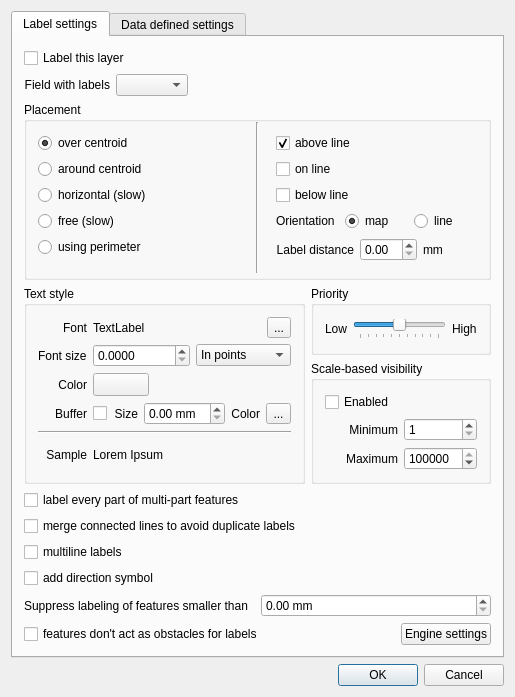
First picture: the form in qgis/src/ui/qgslabelingguibase.ui, repository sourcepole/qgis, before the edit.
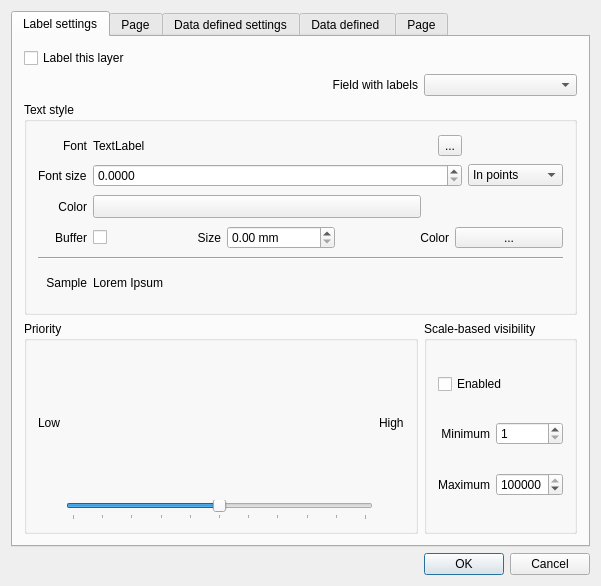
Second picture: the form after the edit. Icons and pictures are not drawn. Custom widgets are drawn as their Qt base class.

Commit message: In progress update of label dialog

The edit to the form file:
```diff
--- a/qgis/src/ui/qgslabelingguibase.ui
+++ b/qgis/src/ui/qgslabelingguibase.ui
@@ -6,8 +6,8 @@
    <rect>
     <x>0</x>
     <y>0</y>
-    <width>515</width>
-    <height>692</height>
+    <width>601</width>
+    <height>586</height>
    </rect>
   </property>
   <property name="windowTitle">
@@ -17,7 +17,17 @@
    <iconset>
     <normaloff>../../../../.designer/backup</normaloff>../../../../.designer/backup</iconset>
   </property>
-  <layout class="QGridLayout" name="gridLayout_13">
+  <layout class="QGridLayout" name="gridLayout">
+   <item row="1" column="0">
+    <widget class="QDialogButtonBox" name="buttonBox">
+     <property name="orientation">
+      <enum>Qt::Horizontal</enum>
+     </property>
+     <property name="standardButtons">
+      <set>QDialogButtonBox::Cancel|QDialogButtonBox::Ok</set>
+     </property>
+    </widget>
+   </item>
    <item row="0" column="0">
     <widget class="QTabWidget" name="mTabWidget">
      <property name="currentIndex">
@@ -27,7 +37,7 @@
       <attribute name="title">
        <string>Label settings</string>
       </attribute>
-      <layout class="QGridLayout" name="gridLayout_6">
+      <layout class="QGridLayout" name="gridLayout_2">
        <item row="0" column="0">
         <widget class="QCheckBox" name="chkEnableLabeling">
          <property name="text">
@@ -36,36 +46,377 @@
         </widget>
        </item>
        <item row="1" column="0">
-        <layout class="QHBoxLayout" name="horizontalLayout_11">
-         <item>
-          <widget class="QLabel" name="label_20">
-           <property name="text">
-            <string>Field with labels</string>
-           </property>
-           <property name="alignment">
-            <set>Qt::AlignRight|Qt::AlignTrailing|Qt::AlignVCenter</set>
-           </property>
-          </widget>
-         </item>
-         <item>
-          <widget class="QComboBox" name="cboFieldName"/>
-         </item>
-         <item>
-          <spacer name="horizontalSpacer_5">
-           <property name="orientation">
-            <enum>Qt::Horizontal</enum>
-           </property>
-           <property name="sizeHint" stdset="0">
-            <size>
-             <width>40</width>
-             <height>20</height>
-            </size>
-           </property>
-          </spacer>
-         </item>
-        </layout>
+        <widget class="QLabel" name="label_20">
+         <property name="text">
+          <string>Field with labels</string>
+         </property>
+         <property name="alignment">
+          <set>Qt::AlignRight|Qt::AlignTrailing|Qt::AlignVCenter</set>
+         </property>
+        </widget>
        </item>
-       <item row="2" column="0">
+       <item row="1" column="1">
+        <widget class="QComboBox" name="cboFieldName"/>
+       </item>
+       <item row="2" column="0" colspan="2">
+        <widget class="QGroupBox" name="groupBox_6">
+         <property name="title">
+          <string>Text style</string>
+         </property>
+         <layout class="QGridLayout" name="gridLayout_6">
+          <item row="0" column="0">
+           <widget class="QLabel" name="label_28">
+            <property name="sizePolicy">
+             <sizepolicy hsizetype="Preferred" vsizetype="Preferred">
+              <horstretch>0</horstretch>
+              <verstretch>0</verstretch>
+             </sizepolicy>
+            </property>
+            <property name="text">
+             <string>Font</string>
+            </property>
+            <property name="alignment">
+             <set>Qt::AlignRight|Qt::AlignTrailing|Qt::AlignVCenter</set>
+            </property>
+           </widget>
+          </item>
+          <item row="0" column="1">
+           <widget class="QLabel" name="lblFontName">
+            <property name="sizePolicy">
+             <sizepolicy hsizetype="Expanding" vsizetype="Preferred">
+              <horstretch>1</horstretch>
+              <verstretch>0</verstretch>
+             </sizepolicy>
+            </property>
+            <property name="text">
+             <string>TextLabel</string>
+            </property>
+           </widget>
+          </item>
+          <item row="0" column="2">
+           <spacer name="horizontalSpacer_6">
+            <property name="orientation">
+             <enum>Qt::Horizontal</enum>
+            </property>
+            <property name="sizeHint" stdset="0">
+             <size>
+              <width>40</width>
+              <height>20</height>
+             </size>
+            </property>
+           </spacer>
+          </item>
+          <item row="0" column="3">
+           <widget class="QToolButton" name="btnChangeFont">
+            <property name="text">
+             <string>...</string>
+            </property>
+           </widget>
+          </item>
+          <item row="1" column="0">
+           <widget class="QLabel" name="mFontSizeLabel">
+            <property name="text">
+             <string>Font size</string>
+            </property>
+           </widget>
+          </item>
+          <item row="1" column="1" colspan="3">
+           <widget class="QDoubleSpinBox" name="mFontSizeSpinBox">
+            <property name="decimals">
+             <number>4</number>
+            </property>
+            <property name="maximum">
+             <double>999999999.000000000000000</double>
+            </property>
+           </widget>
+          </item>
+          <item row="1" column="4">
+           <widget class="QComboBox" name="mFontSizeUnitComboBox">
+            <item>
+             <property name="text">
+              <string>In points</string>
+             </property>
+            </item>
+            <item>
+             <property name="text">
+              <string>In map units</string>
+             </property>
+            </item>
+           </widget>
+          </item>
+          <item row="2" column="0">
+           <widget class="QLabel" name="label_29">
+            <property name="sizePolicy">
+             <sizepolicy hsizetype="Preferred" vsizetype="Preferred">
+              <horstretch>0</horstretch>
+              <verstretch>0</verstretch>
+             </sizepolicy>
+            </property>
+            <property name="text">
+             <string>Color</string>
+            </property>
+            <property name="alignment">
+             <set>Qt::AlignRight|Qt::AlignTrailing|Qt::AlignVCenter</set>
+            </property>
+           </widget>
+          </item>
+          <item row="2" column="1" colspan="4">
+           <layout class="QHBoxLayout" name="horizontalLayout_16">
+            <item>
+             <widget class="QgsColorButton" name="btnTextColor">
+              <property name="sizePolicy">
+               <sizepolicy hsizetype="Preferred" vsizetype="Fixed">
+                <horstretch>0</horstretch>
+                <verstretch>0</verstretch>
+               </sizepolicy>
+              </property>
+              <property name="text">
+               <string/>
+              </property>
+             </widget>
+            </item>
+            <item>
+             <spacer name="horizontalSpacer_7">
+              <property name="orientation">
+               <enum>Qt::Horizontal</enum>
+              </property>
+              <property name="sizeType">
+               <enum>QSizePolicy::Preferred</enum>
+              </property>
+              <property name="sizeHint" stdset="0">
+               <size>
+                <width>142</width>
+                <height>20</height>
+               </size>
+              </property>
+             </spacer>
+            </item>
+           </layout>
+          </item>
+          <item row="3" column="0">
+           <widget class="QLabel" name="label_30">
+            <property name="text">
+             <string>Buffer</string>
+            </property>
+            <property name="alignment">
+             <set>Qt::AlignRight|Qt::AlignTrailing|Qt::AlignVCenter</set>
+            </property>
+           </widget>
+          </item>
+          <item row="3" column="1" colspan="4">
+           <layout class="QHBoxLayout" name="horizontalLayout_17">
+            <item>
+             <widget class="QCheckBox" name="chkBuffer">
+              <property name="sizePolicy">
+               <sizepolicy hsizetype="Fixed" vsizetype="Fixed">
+                <horstretch>0</horstretch>
+                <verstretch>0</verstretch>
+               </sizepolicy>
+              </property>
+              <property name="text">
+               <string/>
+              </property>
+             </widget>
+            </item>
+            <item>
+             <widget class="QLabel" name="label_31">
+              <property name="text">
+               <string>Size</string>
+              </property>
+              <property name="alignment">
+               <set>Qt::AlignRight|Qt::AlignTrailing|Qt::AlignVCenter</set>
+              </property>
+             </widget>
+            </item>
+            <item>
+             <widget class="QDoubleSpinBox" name="spinBufferSize">
+              <property name="suffix">
+               <string> mm</string>
+              </property>
+             </widget>
+            </item>
+            <item>
+             <widget class="QLabel" name="label_32">
+              <property name="text">
+               <string>Color</string>
+              </property>
+              <property name="alignment">
+               <set>Qt::AlignRight|Qt::AlignTrailing|Qt::AlignVCenter</set>
+              </property>
+             </widget>
+            </item>
+            <item>
+             <widget class="QgsColorButton" name="btnBufferColor">
+              <property name="sizePolicy">
+               <sizepolicy hsizetype="Preferred" vsizetype="Fixed">
+                <horstretch>0</horstretch>
+                <verstretch>0</verstretch>
+               </sizepolicy>
+              </property>
+              <property name="text">
+               <string>...</string>
+              </property>
+             </widget>
+            </item>
+           </layout>
+          </item>
+          <item row="4" column="0" colspan="5">
+           <widget class="Line" name="line_4">
+            <property name="orientation">
+             <enum>Qt::Horizontal</enum>
+            </property>
+           </widget>
+          </item>
+          <item row="5" column="0">
+           <widget class="QLabel" name="label_33">
+            <property name="sizePolicy">
+             <sizepolicy hsizetype="Preferred" vsizetype="Preferred">
+              <horstretch>0</horstretch>
+              <verstretch>0</verstretch>
+             </sizepolicy>
+            </property>
+            <property name="text">
+             <string>Sample</string>
+            </property>
+            <property name="alignment">
+             <set>Qt::AlignRight|Qt::AlignTrailing|Qt::AlignVCenter</set>
+            </property>
+           </widget>
+          </item>
+          <item row="5" column="1" colspan="2">
+           <widget class="QgsLabelPreview" name="lblFontPreview">
+            <property name="sizePolicy">
+             <sizepolicy hsizetype="Fixed" vsizetype="Fixed">
+              <horstretch>0</horstretch>
+              <verstretch>0</verstretch>
+             </sizepolicy>
+            </property>
+            <property name="minimumSize">
+             <size>
+              <width>30</width>
+              <height>30</height>
+             </size>
+            </property>
+            <property name="text">
+             <string>Lorem Ipsum</string>
+            </property>
+            <property name="alignment">
+             <set>Qt::AlignCenter</set>
+            </property>
+           </widget>
+          </item>
+         </layout>
+        </widget>
+       </item>
+       <item row="3" column="0">
+        <widget class="QGroupBox" name="groupBox_7">
+         <property name="title">
+          <string>Priority</string>
+         </property>
+         <layout class="QGridLayout" name="gridLayout_8">
+          <item row="0" column="0">
+           <widget class="QLabel" name="label_34">
+            <property name="text">
+             <string>Low</string>
+            </property>
+           </widget>
+          </item>
+          <item row="0" column="2">
+           <widget class="QLabel" name="label_35">
+            <property name="text">
+             <string>High</string>
+            </property>
+           </widget>
+          </item>
+          <item row="1" column="1">
+           <widget class="QSlider" name="sliderPriority">
+            <property name="maximum">
+             <number>10</number>
+            </property>
+            <property name="value">
+             <number>5</number>
+            </property>
+            <property name="orientation">
+             <enum>Qt::Horizontal</enum>
+            </property>
+            <property name="tickPosition">
+             <enum>QSlider::TicksBelow</enum>
+            </property>
+            <property name="tickInterval">
+             <number>1</number>
+            </property>
+           </widget>
+          </item>
+         </layout>
+        </widget>
+       </item>
+       <item row="3" column="1">
+        <widget class="QGroupBox" name="groupBox_8">
+         <property name="title">
+          <string>Scale-based visibility</string>
+         </property>
+         <layout class="QGridLayout" name="gridLayout_10">
+          <item row="0" column="0" colspan="2">
+           <widget class="QCheckBox" name="chkScaleBasedVisibility">
+            <property name="text">
+             <string>Enabled</string>
+            </property>
+           </widget>
+          </item>
+          <item row="1" column="0">
+           <widget class="QLabel" name="label_36">
+            <property name="text">
+             <string>Minimum</string>
+            </property>
+            <property name="alignment">
+             <set>Qt::AlignRight|Qt::AlignTrailing|Qt::AlignVCenter</set>
+            </property>
+           </widget>
+          </item>
+          <item row="1" column="1">
+           <widget class="QSpinBox" name="spinScaleMin">
+            <property name="minimum">
+             <number>1</number>
+            </property>
+            <property name="maximum">
+             <number>10000000</number>
+            </property>
+           </widget>
+          </item>
+          <item row="2" column="0">
+           <widget class="QLabel" name="label_37">
+            <property name="text">
+             <string>Maximum</string>
+            </property>
+            <property name="alignment">
+             <set>Qt::AlignRight|Qt::AlignTrailing|Qt::AlignVCenter</set>
+            </property>
+           </widget>
+          </item>
+          <item row="2" column="1">
+           <widget class="QSpinBox" name="spinScaleMax">
+            <property name="minimum">
+             <number>1</number>
+            </property>
+            <property name="maximum">
+             <number>10000000</number>
+            </property>
+            <property name="value">
+             <number>10000000</number>
+            </property>
+           </widget>
+          </item>
+         </layout>
+        </widget>
+       </item>
+      </layout>
+     </widget>
+     <widget class="QWidget" name="tab_5">
+      <attribute name="title">
+       <string>Page</string>
+      </attribute>
+      <layout class="QGridLayout" name="gridLayout_3">
+       <item row="0" column="0">
         <widget class="QGroupBox" name="groupBox_5">
          <property name="title">
           <string>Placement</string>
@@ -335,391 +686,7 @@
          </layout>
         </widget>
        </item>
-       <item row="3" column="0">
-        <layout class="QGridLayout" name="gridLayout_8">
-         <item row="0" column="0" rowspan="2">
-          <widget class="QGroupBox" name="groupBox_6">
-           <property name="title">
-            <string>Text style</string>
-           </property>
-           <layout class="QGridLayout" name="gridLayout_9">
-            <item row="0" column="0">
-             <widget class="QLabel" name="label_28">
-              <property name="sizePolicy">
-               <sizepolicy hsizetype="Preferred" vsizetype="Preferred">
-                <horstretch>0</horstretch>
-                <verstretch>0</verstretch>
-               </sizepolicy>
-              </property>
-              <property name="text">
-               <string>Font</string>
-              </property>
-              <property name="alignment">
-               <set>Qt::AlignRight|Qt::AlignTrailing|Qt::AlignVCenter</set>
-              </property>
-             </widget>
-            </item>
-            <item row="0" column="1">
-             <layout class="QHBoxLayout" name="horizontalLayout_15">
-              <item>
-               <widget class="QLabel" name="lblFontName">
-                <property name="sizePolicy">
-                 <sizepolicy hsizetype="Expanding" vsizetype="Preferred">
-                  <horstretch>1</horstretch>
-                  <verstretch>0</verstretch>
-                 </sizepolicy>
-                </property>
-                <property name="text">
-                 <string>TextLabel</string>
-                </property>
-               </widget>
-              </item>
-              <item>
-               <spacer name="horizontalSpacer_6">
-                <property name="orientation">
-                 <enum>Qt::Horizontal</enum>
-                </property>
-                <property name="sizeHint" stdset="0">
-                 <size>
-                  <width>40</width>
-                  <height>20</height>
-                 </size>
-                </property>
-               </spacer>
-              </item>
-              <item>
-               <widget class="QToolButton" name="btnChangeFont">
-                <property name="text">
-                 <string>...</string>
-                </property>
-               </widget>
-              </item>
-             </layout>
-            </item>
-            <item row="2" column="0">
-             <widget class="QLabel" name="label_29">
-              <property name="sizePolicy">
-               <sizepolicy hsizetype="Preferred" vsizetype="Preferred">
-                <horstretch>0</horstretch>
-                <verstretch>0</verstretch>
-               </sizepolicy>
-              </property>
-              <property name="text">
-               <string>Color</string>
-              </property>
-              <property name="alignment">
-               <set>Qt::AlignRight|Qt::AlignTrailing|Qt::AlignVCenter</set>
-              </property>
-             </widget>
-            </item>
-            <item row="2" column="1">
-             <layout class="QHBoxLayout" name="horizontalLayout_16">
-              <item>
-               <widget class="QgsColorButton" name="btnTextColor">
-                <property name="sizePolicy">
-                 <sizepolicy hsizetype="Preferred" vsizetype="Fixed">
-                  <horstretch>0</horstretch>
-                  <verstretch>0</verstretch>
-                 </sizepolicy>
-                </property>
-                <property name="text">
-                 <string/>
-                </property>
-               </widget>
-              </item>
-              <item>
-               <spacer name="horizontalSpacer_7">
-                <property name="orientation">
-                 <enum>Qt::Horizontal</enum>
-                </property>
-                <property name="sizeType">
-                 <enum>QSizePolicy::Preferred</enum>
-                </property>
-                <property name="sizeHint" stdset="0">
-                 <size>
-                  <width>142</width>
-                  <height>20</height>
-                 </size>
-                </property>
-               </spacer>
-              </item>
-             </layout>
-            </item>
-            <item row="3" column="0">
-             <widget class="QLabel" name="label_30">
-              <property name="text">
-               <string>Buffer</string>
-              </property>
-              <property name="alignment">
-               <set>Qt::AlignRight|Qt::AlignTrailing|Qt::AlignVCenter</set>
-              </property>
-             </widget>
-            </item>
-            <item row="3" column="1">
-             <layout class="QHBoxLayout" name="horizontalLayout_17">
-              <item>
-               <widget class="QCheckBox" name="chkBuffer">
-                <property name="sizePolicy">
-                 <sizepolicy hsizetype="Fixed" vsizetype="Fixed">
-                  <horstretch>0</horstretch>
-                  <verstretch>0</verstretch>
-                 </sizepolicy>
-                </property>
-                <property name="text">
-                 <string/>
-                </property>
-               </widget>
-              </item>
-              <item>
-               <widget class="QLabel" name="label_31">
-                <property name="text">
-                 <string>Size</string>
-                </property>
-                <property name="alignment">
-                 <set>Qt::AlignRight|Qt::AlignTrailing|Qt::AlignVCenter</set>
-                </property>
-               </widget>
-              </item>
-              <item>
-               <widget class="QDoubleSpinBox" name="spinBufferSize">
-                <property name="suffix">
-                 <string> mm</string>
-                </property>
-               </widget>
-              </item>
-              <item>
-               <widget class="QLabel" name="label_32">
-                <property name="text">
-                 <string>Color</string>
-                </property>
-                <property name="alignment">
-                 <set>Qt::AlignRight|Qt::AlignTrailing|Qt::AlignVCenter</set>
-                </property>
-               </widget>
-              </item>
-              <item>
-               <widget class="QgsColorButton" name="btnBufferColor">
-                <property name="sizePolicy">
-                 <sizepolicy hsizetype="Preferred" vsizetype="Fixed">
-                  <horstretch>0</horstretch>
-                  <verstretch>0</verstretch>
-                 </sizepolicy>
-                </property>
-                <property name="text">
-                 <string>...</string>
-                </property>
-               </widget>
-              </item>
-             </layout>
-            </item>
-            <item row="5" column="0">
-             <widget class="QLabel" name="label_33">
-              <property name="sizePolicy">
-               <sizepolicy hsizetype="Preferred" vsizetype="Preferred">
-                <horstretch>0</horstretch>
-                <verstretch>0</verstretch>
-               </sizepolicy>
-              </property>
-              <property name="text">
-               <string>Sample</string>
-              </property>
-              <property name="alignment">
-               <set>Qt::AlignRight|Qt::AlignTrailing|Qt::AlignVCenter</set>
-              </property>
-             </widget>
-            </item>
-            <item row="5" column="1">
-             <widget class="QgsLabelPreview" name="lblFontPreview">
-              <property name="sizePolicy">
-               <sizepolicy hsizetype="Fixed" vsizetype="Fixed">
-                <horstretch>0</horstretch>
-                <verstretch>0</verstretch>
-               </sizepolicy>
-              </property>
-              <property name="minimumSize">
-               <size>
-                <width>30</width>
-                <height>30</height>
-               </size>
-              </property>
-              <property name="text">
-               <string>Lorem Ipsum</string>
-              </property>
-              <property name="alignment">
-               <set>Qt::AlignCenter</set>
-              </property>
-             </widget>
-            </item>
-            <item row="4" column="0" colspan="2">
-             <widget class="Line" name="line_4">
-              <property name="orientation">
-               <enum>Qt::Horizontal</enum>
-              </property>
-             </widget>
-            </item>
-            <item row="1" column="0">
-             <widget class="QLabel" name="mFontSizeLabel">
-              <property name="text">
-               <string>Font size</string>
-              </property>
-             </widget>
-            </item>
-            <item row="1" column="1">
-             <layout class="QHBoxLayout" name="horizontalLayout">
-              <item>
-               <widget class="QDoubleSpinBox" name="mFontSizeSpinBox">
-                <property name="decimals">
-                 <number>4</number>
-                </property>
-                <property name="maximum">
-                 <double>999999999.000000000000000</double>
-                </property>
-               </widget>
-              </item>
-              <item>
-               <widget class="QComboBox" name="mFontSizeUnitComboBox">
-                <item>
-                 <property name="text">
-                  <string>In points</string>
-                 </property>
-                </item>
-                <item>
-                 <property name="text">
-                  <string>In map units</string>
-                 </property>
-                </item>
-               </widget>
-              </item>
-             </layout>
-            </item>
-           </layout>
-          </widget>
-         </item>
-         <item row="0" column="1">
-          <widget class="QGroupBox" name="groupBox_7">
-           <property name="title">
-            <string>Priority</string>
-           </property>
-           <layout class="QHBoxLayout" name="horizontalLayout_18">
-            <item>
-             <widget class="QLabel" name="label_34">
-              <property name="text">
-               <string>Low</string>
-              </property>
-             </widget>
-            </item>
-            <item>
-             <widget class="QSlider" name="sliderPriority">
-              <property name="maximum">
-               <number>10</number>
-              </property>
-              <property name="value">
-               <number>5</number>
-              </property>
-              <property name="orientation">
-               <enum>Qt::Horizontal</enum>
-              </property>
-              <property name="tickPosition">
-               <enum>QSlider::TicksBelow</enum>
-              </property>
-              <property name="tickInterval">
-               <number>1</number>
-              </property>
-             </widget>
-            </item>
-            <item>
-             <widget class="QLabel" name="label_35">
-              <property name="text">
-               <string>High</string>
-              </property>
-             </widget>
-            </item>
-           </layout>
-          </widget>
-         </item>
-         <item row="1" column="1">
-          <widget class="QGroupBox" name="groupBox_8">
-           <property name="title">
-            <string>Scale-based visibility</string>
-           </property>
-           <layout class="QGridLayout" name="gridLayout_10">
-            <item row="0" column="0" colspan="2">
-             <widget class="QCheckBox" name="chkScaleBasedVisibility">
-              <property name="text">
-               <string>Enabled</string>
-              </property>
-             </widget>
-            </item>
-            <item row="1" column="0">
-             <widget class="QLabel" name="label_36">
-              <property name="text">
-               <string>Minimum</string>
-              </property>
-              <property name="alignment">
-               <set>Qt::AlignRight|Qt::AlignTrailing|Qt::AlignVCenter</set>
-              </property>
-             </widget>
-            </item>
-            <item row="1" column="1">
-             <widget class="QSpinBox" name="spinScaleMin">
-              <property name="minimum">
-               <number>1</number>
-              </property>
-              <property name="maximum">
-               <number>10000000</number>
-              </property>
-             </widget>
-            </item>
-            <item row="2" column="0">
-             <widget class="QLabel" name="label_37">
-              <property name="text">
-               <string>Maximum</string>
-              </property>
-              <property name="alignment">
-               <set>Qt::AlignRight|Qt::AlignTrailing|Qt::AlignVCenter</set>
-              </property>
-             </widget>
-            </item>
-            <item row="2" column="1">
-             <widget class="QSpinBox" name="spinScaleMax">
-              <property name="minimum">
-               <number>1</number>
-              </property>
-              <property name="maximum">
-               <number>10000000</number>
-              </property>
-              <property name="value">
-               <number>10000000</number>
-              </property>
-             </widget>
-            </item>
-           </layout>
-          </widget>
-         </item>
-        </layout>
-       </item>
-       <item row="4" column="0">
-        <widget class="QCheckBox" name="chkLabelPerFeaturePart">
-         <property name="text">
-          <string>label every part of multi-part features</string>
-         </property>
-        </widget>
-       </item>
-       <item row="5" column="0">
-        <widget class="QCheckBox" name="chkMergeLines">
-         <property name="text">
-          <string>merge connected lines to avoid duplicate labels</string>
-         </property>
-        </widget>
-       </item>
-       <item row="6" column="0">
-        <widget class="QCheckBox" name="chkMultiLine">
-         <property name="text">
-          <string>multiline labels</string>
-         </property>
-        </widget>
-       </item>
-       <item row="8" column="0">
+       <item row="1" column="0">
         <layout class="QHBoxLayout" name="horizontalLayout_19">
          <item>
           <widget class="QLabel" name="label_19">
@@ -737,7 +704,7 @@
          </item>
         </layout>
        </item>
-       <item row="9" column="0">
+       <item row="2" column="0">
         <layout class="QHBoxLayout" name="horizontalLayout_20">
          <item>
           <widget class="QCheckBox" name="chkNoObstacle">
@@ -774,7 +741,28 @@
          </item>
         </layout>
        </item>
-       <item row="7" column="0">
+       <item row="3" column="0">
+        <widget class="QCheckBox" name="chkLabelPerFeaturePart">
+         <property name="text">
+          <string>label every part of multi-part features</string>
+         </property>
+        </widget>
+       </item>
+       <item row="4" column="0">
+        <widget class="QCheckBox" name="chkMergeLines">
+         <property name="text">
+          <string>merge connected lines to avoid duplicate labels</string>
+         </property>
+        </widget>
+       </item>
+       <item row="5" column="0">
+        <widget class="QCheckBox" name="chkMultiLine">
+         <property name="text">
+          <string>multiline labels</string>
+         </property>
+        </widget>
+       </item>
+       <item row="6" column="0">
         <widget class="QCheckBox" name="chkAddDirectionSymbol">
          <property name="text">
           <string>add direction symbol</string>
@@ -873,12 +861,19 @@
          </layout>
         </widget>
        </item>
-       <item row="1" column="0">
+      </layout>
+     </widget>
+     <widget class="QWidget" name="tab">
+      <attribute name="title">
+       <string>Data defined </string>
+      </attribute>
+      <layout class="QFormLayout" name="formLayout_3">
+       <item row="0" column="0" colspan="2">
         <widget class="QGroupBox" name="mBufferAttributesPropertiesGroupBox">
          <property name="title">
           <string>Buffer properties</string>
          </property>
-         <layout class="QGridLayout" name="gridLayout_2">
+         <layout class="QFormLayout" name="formLayout_2">
           <item row="0" column="0">
            <widget class="QLabel" name="mBufferSizeLabel">
             <property name="text">
@@ -902,7 +897,14 @@
          </layout>
         </widget>
        </item>
-       <item row="2" column="0">
+      </layout>
+     </widget>
+     <widget class="QWidget" name="tab_2">
+      <attribute name="title">
+       <string>Page</string>
+      </attribute>
+      <layout class="QGridLayout" name="gridLayout_4">
+       <item row="0" column="0">
         <widget class="QGroupBox" name="mPositionAttributeGroupBox">
          <property name="title">
           <string>Position</string>
@@ -988,16 +990,6 @@
      </widget>
     </widget>
    </item>
-   <item row="1" column="0">
-    <widget class="QDialogButtonBox" name="buttonBox">
-     <property name="orientation">
-      <enum>Qt::Horizontal</enum>
-     </property>
-     <property name="standardButtons">
-      <set>QDialogButtonBox::Cancel|QDialogButtonBox::Ok</set>
-     </property>
-    </widget>
-   </item>
   </layout>
  </widget>
  <layoutdefault spacing="6" margin="11"/>
```
Left out of the diff: 43 changed lines with no effect on the pictures.
